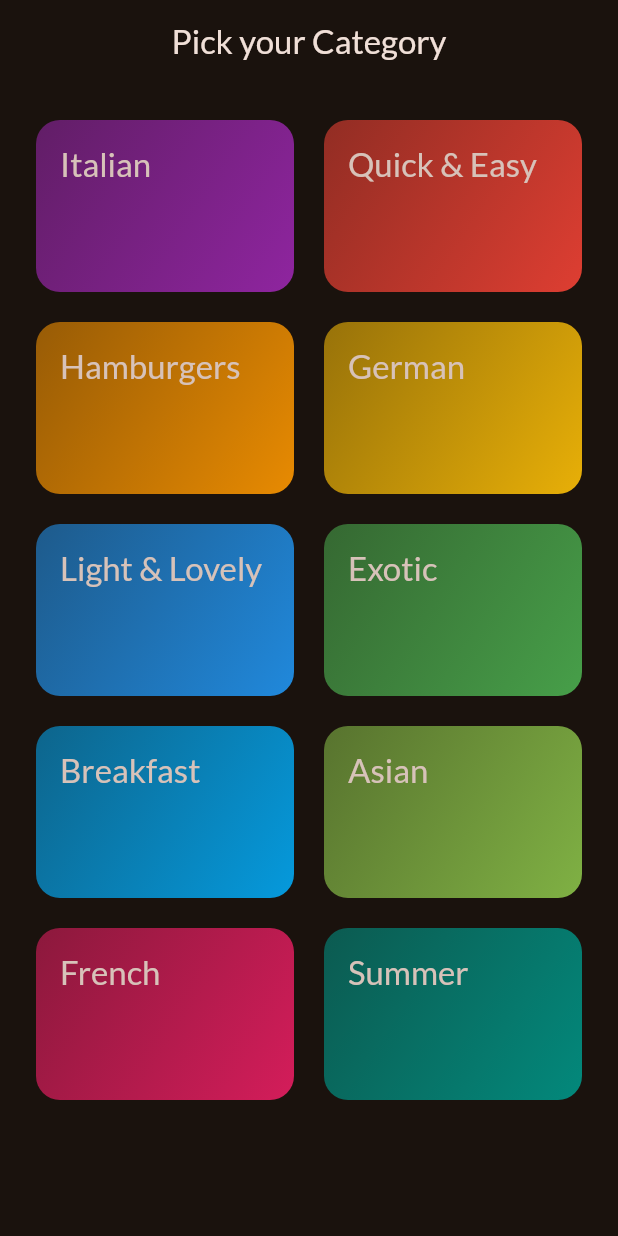
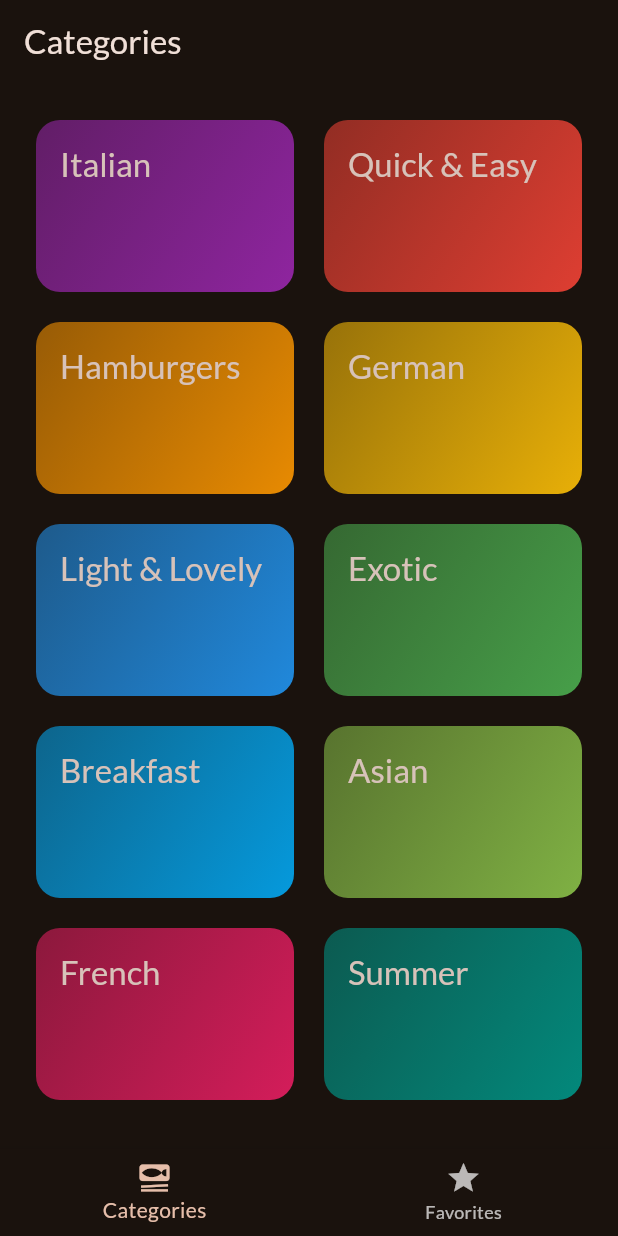
Before and after one commit to subhava06/Tummy_Tap, a Flutter app: the screen it shows after launch, on a phone screen of 412 x 824 dp. Run offline on Flutter 3.47's test engine with Material 3 defaults, Android fonts, the phone set to English and light mode, and no system bars; our stand-ins replace google_fonts, transparent_image.

Commit message:
meal details and bottom nav bar

```diff
--- a/lib/main.dart
+++ b/lib/main.dart
@@ -4,6 +4,7 @@
 import 'package:meals/data/dummy_data.dart';
 import 'package:meals/screens/categories.dart';
 import 'package:meals/screens/meals.dart';
+import 'package:meals/screens/tabs.dart';
 
 final theme = ThemeData(
   useMaterial3: true,
@@ -26,7 +27,7 @@
     return MaterialApp(
       debugShowCheckedModeBanner: false,
         theme: theme,
-        home: const CategoriesScreen(),
+        home: const TabsScreen(),
     );
   }
 }
--- a/lib/screens/categories.dart
+++ b/lib/screens/categories.dart
@@ -22,12 +22,7 @@
 
   @override
   Widget build(BuildContext context) {
-    return Scaffold(
-      appBar : AppBar(
-        title: Text('Pick your Category'),
-        centerTitle: true,
-      ),
-      body: GridView(
+    return  GridView(
         padding: EdgeInsets.all(24),
           gridDelegate: SliverGridDelegateWithFixedCrossAxisCount(crossAxisCount: 2,
           childAspectRatio: 3/2,
@@ -43,7 +38,7 @@
                               },
              ),
         ],
-      ),
-    );
+      );
+
   }
 }
--- /dev/null
+++ b/lib/screens/tabs.dart
@@ -0,0 +1,48 @@
+import 'package:flutter/material.dart';
+import 'package:meals/screens/categories.dart';
+import 'package:meals/screens/meals.dart';
+
+
+class TabsScreen extends StatefulWidget {
+  const TabsScreen({super.key});
+
+  @override
+  State<TabsScreen> createState() => _TabsScreenState();
+}
+
+class _TabsScreenState extends State<TabsScreen> {
+
+  int _selectedPageIndex = 0;
+
+  void _selectPage(int index) {
+    setState(() {
+      _selectedPageIndex = index;
+    });
+  }
+
+  @override
+  Widget build(BuildContext context) {
+    Widget activePage = CategoriesScreen();
+    var activePageTitle = 'Categories';
+
+    if(_selectedPageIndex == 1)
+      {
+        activePage = MealsScreen(meals: []);
+        activePageTitle = 'Your favorites';
+      }
+    return Scaffold(
+      appBar: AppBar(
+        title: Text(activePageTitle),
+      ),
+      body: activePage,
+      bottomNavigationBar: BottomNavigationBar(
+        currentIndex: _selectedPageIndex,
+        onTap: _selectPage,
+          items: [
+            BottomNavigationBarItem(icon: Icon(Icons.set_meal), label: 'Categories'),
+            BottomNavigationBarItem(icon: Icon(Icons.star), label: 'Favorites'),
+          ],
+      ),
+    );
+  }
+}
```
Also changed, not shown: lib/screens/meal_details.dart (added, +70 -0 lines), lib/screens/meals.dart (+21 -4 lines), lib/widgets/meal_item.dart (+9 -2 lines).
